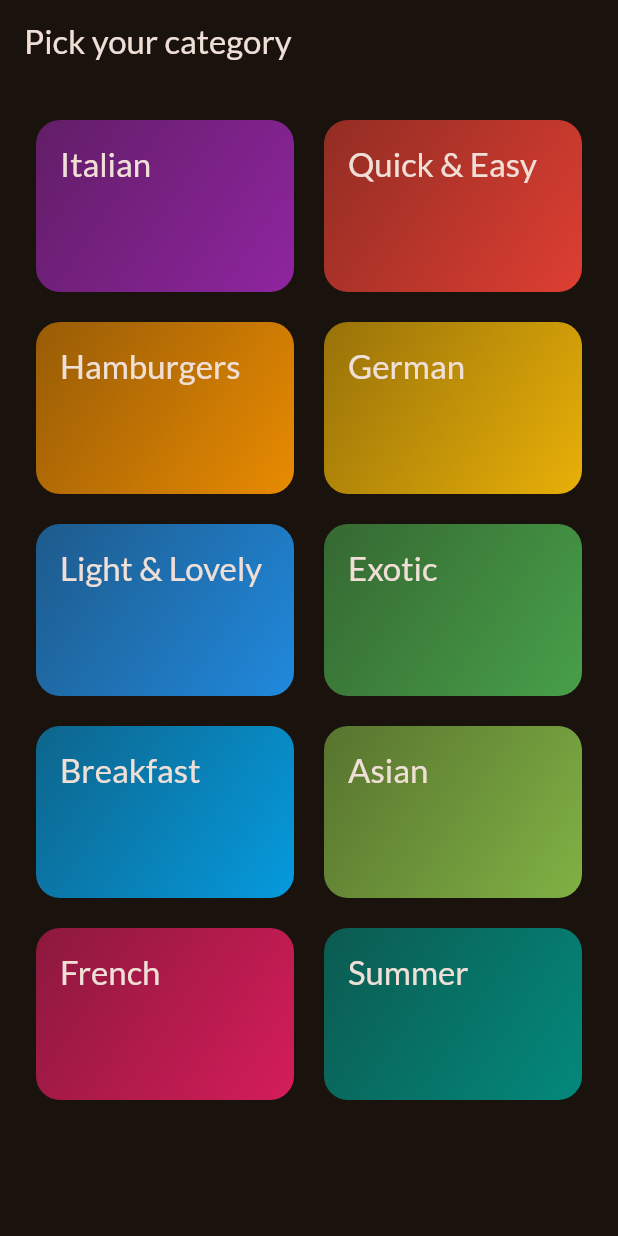
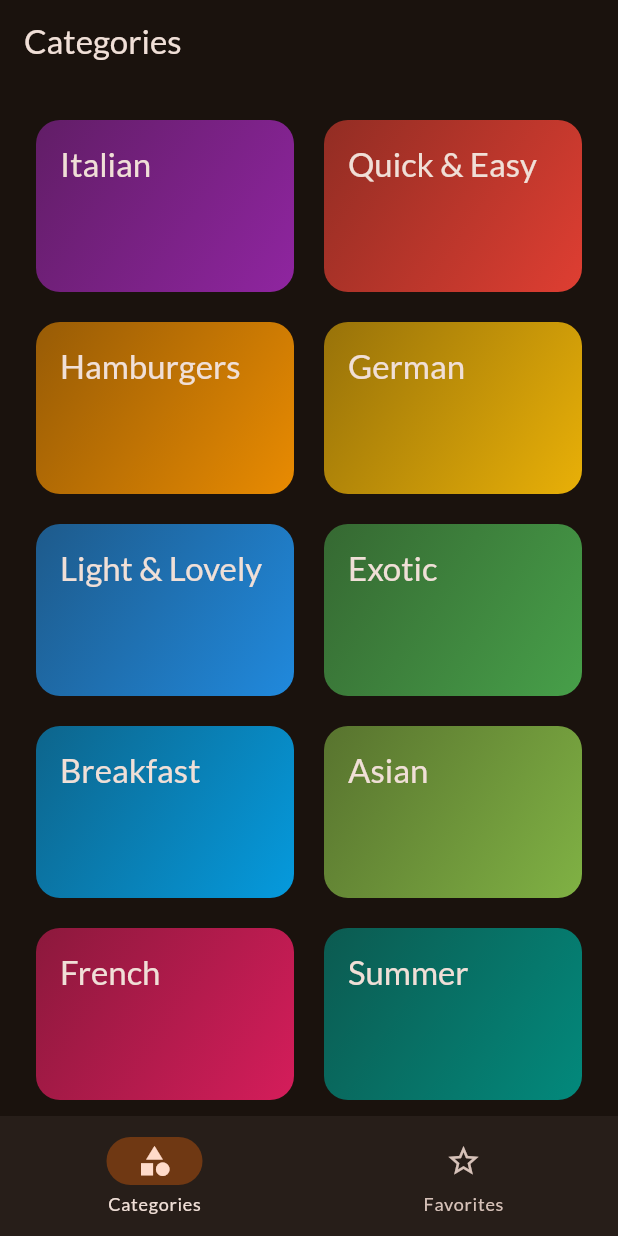
Before and after one commit to greenaltambe/flutter-meals-app, a Flutter app: the screen it shows after launch, on a phone screen of 412 x 824 dp. Run offline on Flutter 3.47's test engine with Material 3 defaults, Android fonts, the phone set to English and light mode, and no system bars; our stand-ins replace google_fonts, transparent_image.

```diff
--- a/lib/main.dart
+++ b/lib/main.dart
@@ -1,6 +1,6 @@
 import 'package:flutter/material.dart';
 import 'package:google_fonts/google_fonts.dart';
-import 'package:meals/screens/categories.dart';
+import 'package:meals/screens/tabs.dart';
 
 final theme = ThemeData(
   useMaterial3: true,
@@ -20,6 +20,6 @@ class App extends StatelessWidget {
 
   @override
   Widget build(BuildContext context) {
-    return MaterialApp(theme: theme, home: const CategoriesScreen());
+    return MaterialApp(theme: theme, home: const TabsScreen());
   }
 }
--- a/lib/screens/categories.dart
+++ b/lib/screens/categories.dart
@@ -24,9 +24,7 @@ class CategoriesScreen extends StatelessWidget {
 
   @override
   Widget build(BuildContext context) {
-    return Scaffold(
-      appBar: AppBar(title: const Text('Pick your category')),
-      body: GridView(
+    return GridView(
       padding: const EdgeInsets.all(24),
       gridDelegate: const SliverGridDelegateWithFixedCrossAxisCount(
         crossAxisCount: 2,
@@ -43,7 +41,6 @@ class CategoriesScreen extends StatelessWidget {
             },
           ),
       ],
-      ),
     );
   }
 }
--- a/lib/screens/meals.dart
+++ b/lib/screens/meals.dart
@@ -4,9 +4,9 @@ import 'package:meals/screens/meal_info.dart';
 import 'package:meals/widgets/meal_list_item.dart';
 
 class MealsScreen extends StatelessWidget {
-  const MealsScreen({super.key, required this.title, required this.meals});
+  const MealsScreen({super.key, this.title, required this.meals});
 
-  final String title;
+  final String? title;
   final List<Meal> meals;
 
   void _selectMeal(BuildContext context, Meal meal) {
@@ -53,8 +53,12 @@ class MealsScreen extends StatelessWidget {
       );
     }
 
+    if (title == null) {
+      return content;
+    }
+
     return Scaffold(
-      appBar: AppBar(title: Text(title)),
+      appBar: AppBar(title: Text(title!)),
       body: content,
     );
   }
--- /dev/null
+++ b/lib/screens/tabs.dart
@@ -0,0 +1,75 @@
+import 'package:flutter/material.dart';
+import 'package:meals/screens/categories.dart';
+import 'package:meals/screens/meals.dart';
+
+class TabsScreen extends StatefulWidget {
+  const TabsScreen({super.key});
+
+  @override
+  State<TabsScreen> createState() {
+    return _TabsScreenState();
+  }
+}
+
+class _TabsScreenState extends State<TabsScreen> {
+  int _selectedPageIndex = 0;
+  void _selectPage(int index) {
+    setState(() {
+      _selectedPageIndex = index;
+    });
+  }
+
+  @override
+  Widget build(BuildContext context) {
+    Widget activePage = CategoriesScreen();
+    String activePageTitle = 'Categories';
+
+    if (_selectedPageIndex == 1) {
+      activePage = MealsScreen(meals: const []);
+      activePageTitle = 'Favorites';
+    }
+    return Scaffold(
+      appBar: AppBar(title: Text(activePageTitle)),
+      body: activePage,
+      bottomNavigationBar: NavigationBar(
+        indicatorColor: Theme.of(context).colorScheme.primaryContainer,
+        selectedIndex: _selectedPageIndex,
+        onDestinationSelected: _selectPage,
+        destinations: const [
+          NavigationDestination(
+            icon: Icon(Icons.category_outlined),
+            selectedIcon: Icon(Icons.category),
+            label: 'Categories',
+          ),
+          NavigationDestination(
+            icon: Icon(Icons.star_border),
+            selectedIcon: Icon(Icons.star),
+            label: 'Favorites',
+          ),
+        ],
+      ),
+
+      /**
+       * bottomNavigationBar: BottomNavigationBar(
+  currentIndex: _selectedPageIndex,
+  onTap: _selectPage,
+  type: BottomNavigationBarType.fixed, // IMPORTANT
+  selectedItemColor: Theme.of(context).colorScheme.primary,
+  unselectedItemColor: Colors.grey,
+  showUnselectedLabels: false, // modern look
+  items: const [
+    BottomNavigationBarItem(
+      icon: Icon(Icons.category),
+      label: 'Categories',
+    ),
+    BottomNavigationBarItem(
+      icon: Icon(Icons.star),
+      label: 'Favorites',
+    ),
+  ],
+),
+
+       */
+    );
+  }
+}
```
Lines whose indentation alone changed are shown as unchanged.
